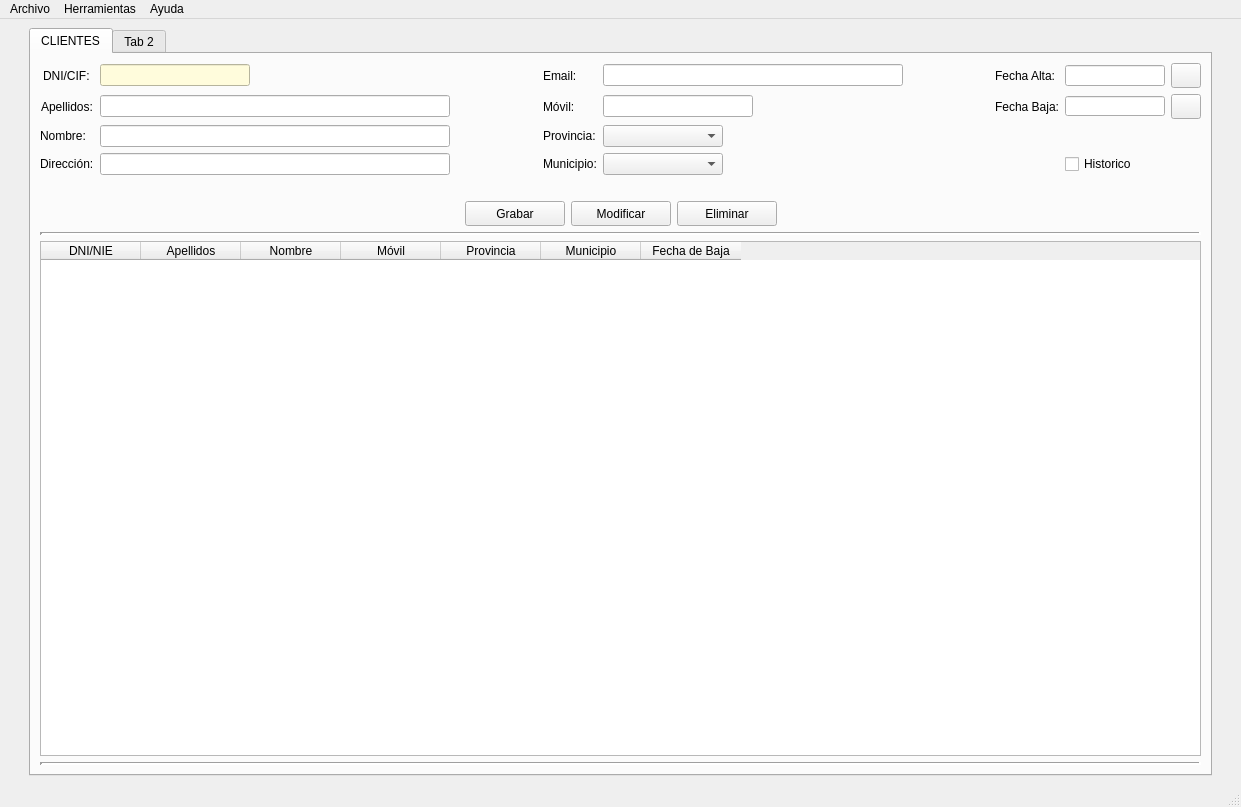
Before: the Qt Designer form templates/venPrincipal.ui in AmarinoLama/desarrolloInterfaces_Proyecto, drawn with Qt 5.
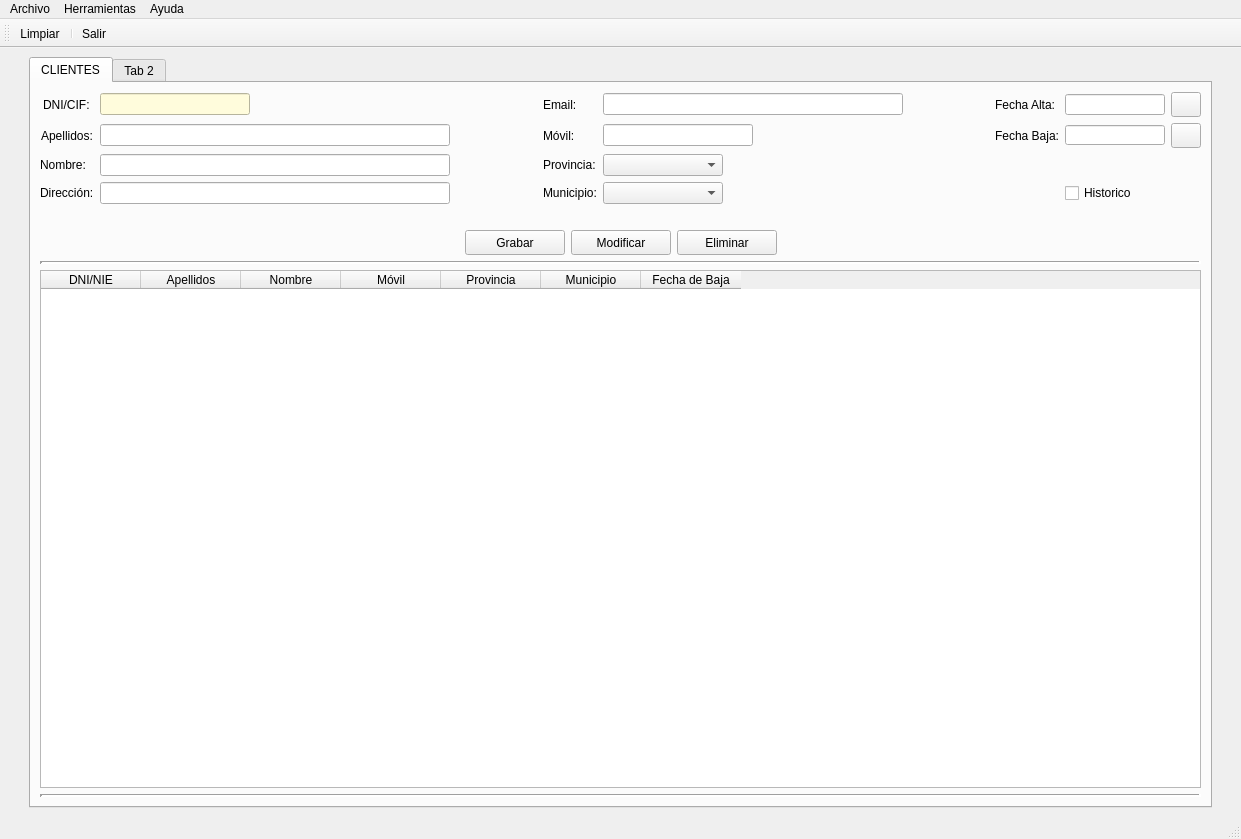
After: the same form once the commit is applied. Icons and pictures are not drawn.

Commit message: feat() : modificar la interfaz gráfica

```diff
--- a/templates/venPrincipal.ui
+++ b/templates/venPrincipal.ui
@@ -7,7 +7,7 @@
     <x>0</x>
     <y>0</y>
     <width>1241</width>
-    <height>807</height>
+    <height>839</height>
    </rect>
   </property>
   <property name="windowTitle">
@@ -694,6 +694,20 @@
    <addaction name="menuAyuda"/>
   </widget>
   <widget class="QStatusBar" name="statusbar"/>
+  <widget class="QToolBar" name="toolBar">
+   <property name="windowTitle">
+    <string>toolBar</string>
+   </property>
+   <attribute name="toolBarArea">
+    <enum>TopToolBarArea</enum>
+   </attribute>
+   <attribute name="toolBarBreak">
+    <bool>false</bool>
+   </attribute>
+   <addaction name="actionbarLimpiar"/>
+   <addaction name="separator"/>
+   <addaction name="actionbarSalir"/>
+  </widget>
   <action name="actionSalir">
    <property name="text">
     <string>Salir</string>
@@ -709,6 +723,27 @@
     <string>Cargar Backup</string>
    </property>
   </action>
+  <action name="actionbarSalir">
+   <property name="icon">
+    <iconset>
+     <normaloff>../img/user_account_off_door_arrow_leave_ui_exit_logout_icon_210826.ico</normaloff>../img/user_account_off_door_arrow_leave_ui_exit_logout_icon_210826.ico</iconset>
+   </property>
+   <property name="text">
+    <string>Salir</string>
+   </property>
+   <property name="shortcut">
+    <string>Alt+S</string>
+   </property>
+  </action>
+  <action name="actionbarLimpiar">
+   <property name="icon">
+    <iconset>
+     <normaloff>../img/reload3_78495.ico</normaloff>../img/reload3_78495.ico</iconset>
+   </property>
+   <property name="text">
+    <string>Limpiar</string>
+   </property>
+  </action>
  </widget>
  <resources/>
  <connections/>
```
The commit also changes 3 other files.
